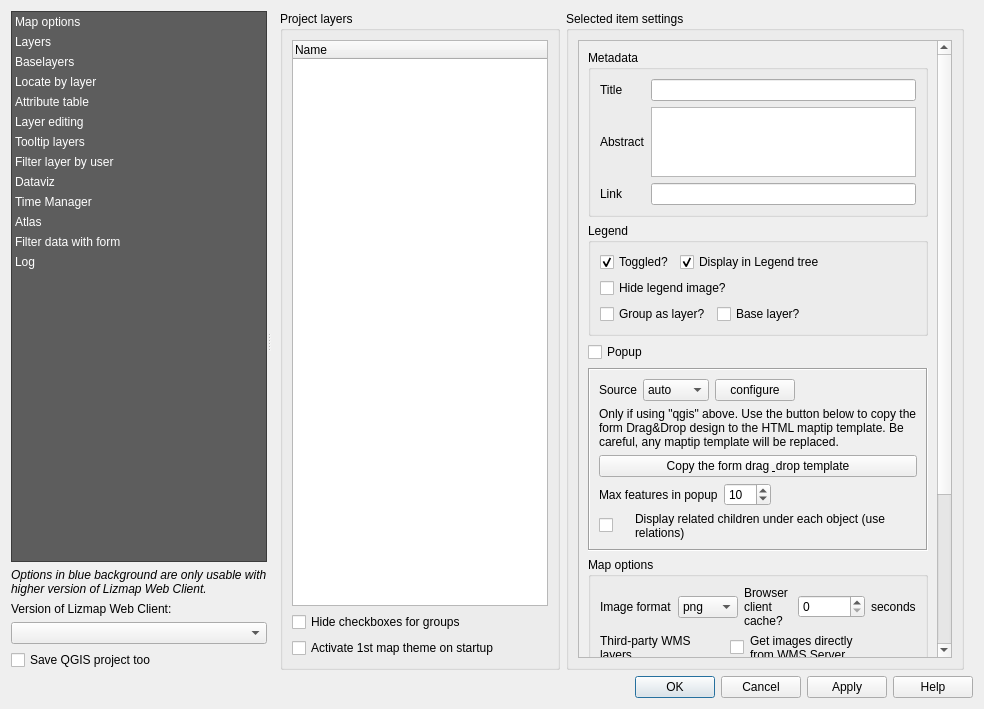
Before: the Qt Designer form lizmap/resources/ui/ui_lizmap.ui in 3liz/lizmap-plugin, drawn with Qt 5.
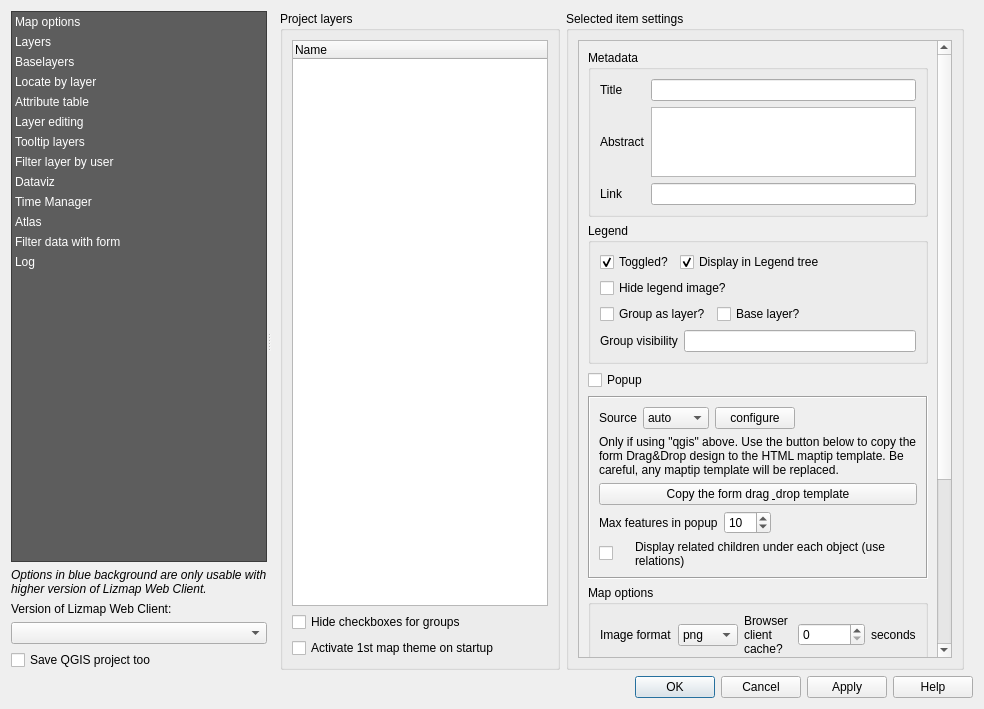
After: the same form once the commit is applied. The open tabs and pages were chosen to show the change. Custom widgets are drawn as their Qt base class.

Commit message: add option for group visibility

```diff
--- a/lizmap/resources/ui/ui_lizmap.ui
+++ b/lizmap/resources/ui/ui_lizmap.ui
@@ -1083,6 +1083,20 @@
                            </item>
                           </layout>
                          </item>
+                         <item>
+                          <layout class="QHBoxLayout" name="horizontalLayout_3">
+                           <item>
+                            <widget class="QLabel" name="label_group_visibility">
+                             <property name="text">
+                              <string>Group visibility</string>
+                             </property>
+                            </widget>
+                           </item>
+                           <item>
+                            <widget class="QLineEdit" name="list_group_visiblity"/>
+                           </item>
+                          </layout>
+                         </item>
                         </layout>
                        </widget>
                       </item>
```
The commit also changes 2 other files.
